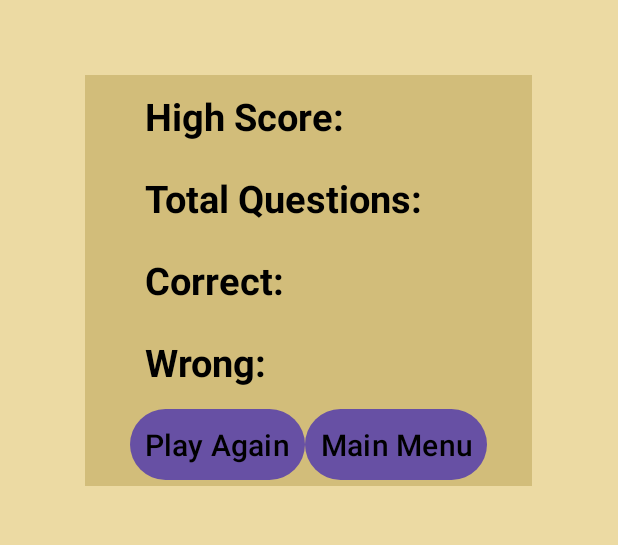
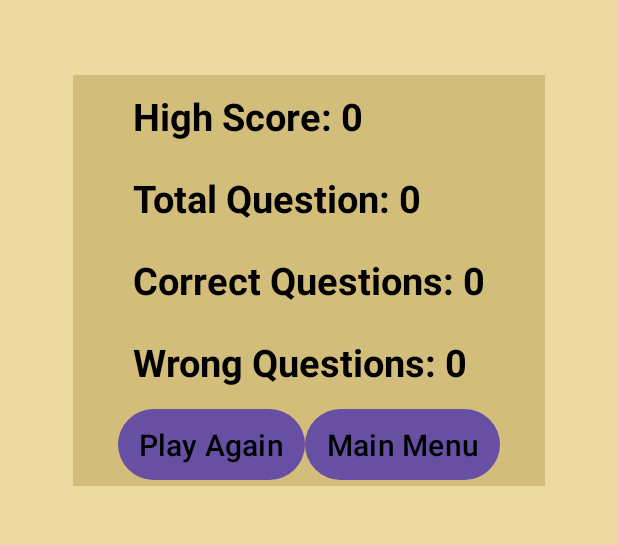
Before and after one commit to charankulal/Quiz-App-Android, an Android app: the ResultActivity screen opened directly, with no data from a screen before it, on a phone screen of 412 x 824 dp, the part 420-965 px from its top. Run offline under Robolectric (Android 15) with nearby library versions, the phone set to English and light mode, and no system bars.

Commit message:
Completed coding of ResultActivity which will display post completion of quiz.

```diff
--- a/app/src/main/java/com/example/quizapp/ResultActivity.java
+++ b/app/src/main/java/com/example/quizapp/ResultActivity.java
@@ -2,13 +2,84 @@ package com.example.quizapp;
 
 import androidx.appcompat.app.AppCompatActivity;
 
+import android.app.backup.SharedPreferencesBackupHelper;
+import android.content.Intent;
+import android.content.SharedPreferences;
 import android.os.Bundle;
+import android.view.View;
+import android.widget.Button;
+import android.widget.TextView;
 
 public class ResultActivity extends AppCompatActivity {
+
+    TextView txtHighScore, txtTotalQuizQuestion,txtCorrectQuestion, txtWrongQuestion;
+    Button btStartQuizAgain,btMainMenu;
+
+    int highScore=0;
+    private static final String SHARED_PREFERENCES="shared_preference";
+    private static final String SHARED_PREFERENCES_HIGH_SCORE="shared_preference_high_score";
 
     @Override
     protected void onCreate(Bundle savedInstanceState) {
         super.onCreate(savedInstanceState);
         setContentView(R.layout.activity_result);
+        txtHighScore=findViewById(R.id.result_tv_HighScore);
+        txtTotalQuizQuestion=findViewById(R.id.result_tv_Num_of_Ques);
+        txtCorrectQuestion=findViewById(R.id.result_tv_correct_Ques);
+        txtWrongQuestion=findViewById(R.id.result_tv_wrong_Ques);
+
+        btMainMenu=findViewById(R.id.bt_result_main_menu);
+        btStartQuizAgain=findViewById(R.id.bt_result_play_again);
+
+        btMainMenu.setOnClickListener(new View.OnClickListener() {
+            @Override
+            public void onClick(View v) {
+                Intent intent= new Intent(ResultActivity.this,PlayActivity.class);
+                startActivity(intent);
+            }
+        });
+
+        btStartQuizAgain.setOnClickListener(new View.OnClickListener() {
+            @Override
+            public void onClick(View v) {
+                Intent intent= new Intent(ResultActivity.this,QuizActivity.class);
+                startActivity(intent);
+            }
+        });
+
+        loadHighScore();
+        Intent intent=getIntent();
+        int score=intent.getIntExtra("UserScore",0);
+        int totalQuestion=intent.getIntExtra("TotalQuizQuestion",0);
+        int correctQuestions=intent.getIntExtra("CorrectQuestions",0);
+        int wrongQuestions=intent.getIntExtra("WrongQuestions",0);
+
+        txtTotalQuizQuestion.setText("Total Question: "+String.valueOf(totalQuestion));
+        txtCorrectQuestion.setText("Correct Questions: "+String.valueOf(correctQuestions));
+        txtWrongQuestion.setText("Wrong Questions: "+String.valueOf(wrongQuestions));
+
+        if(score>highScore)
+        {
+            updateScore(score);
+
+        }
+
+    }
+
+    private void updateScore(int score) {
+        highScore=score;
+        txtHighScore.setText("High Score: "+String.valueOf(highScore));
+
+        SharedPreferences sharedPreferences= getSharedPreferences(SHARED_PREFERENCES,MODE_PRIVATE);
+        SharedPreferences.Editor editor= sharedPreferences.edit();
+        editor.putInt(SHARED_PREFERENCES_HIGH_SCORE,highScore);
+        editor.apply();
+    }
+
+    private void loadHighScore() {
+
+        SharedPreferences sharedPreferences=getSharedPreferences(SHARED_PREFERENCES,MODE_PRIVATE);
+        highScore=sharedPreferences.getInt(SHARED_PREFERENCES_HIGH_SCORE,0);
+        txtHighScore.setText("High Score: "+String.valueOf(highScore));
     }
 }
```
Also changed, not shown: app/src/main/java/com/example/quizapp/QuizActivity.java (+10 -3 lines).
